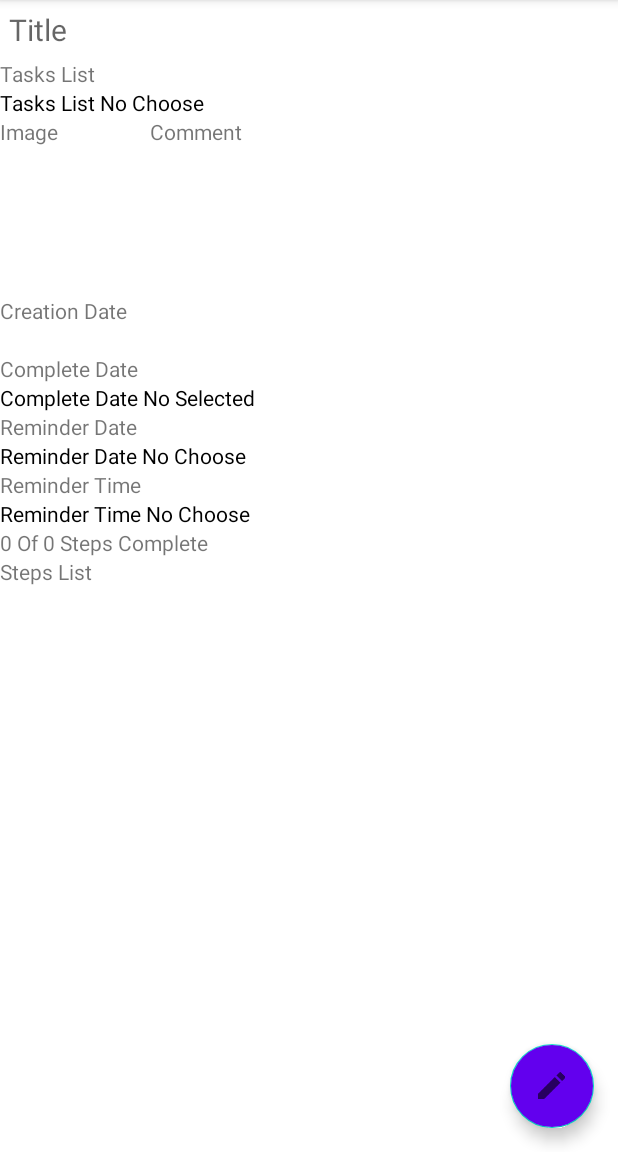
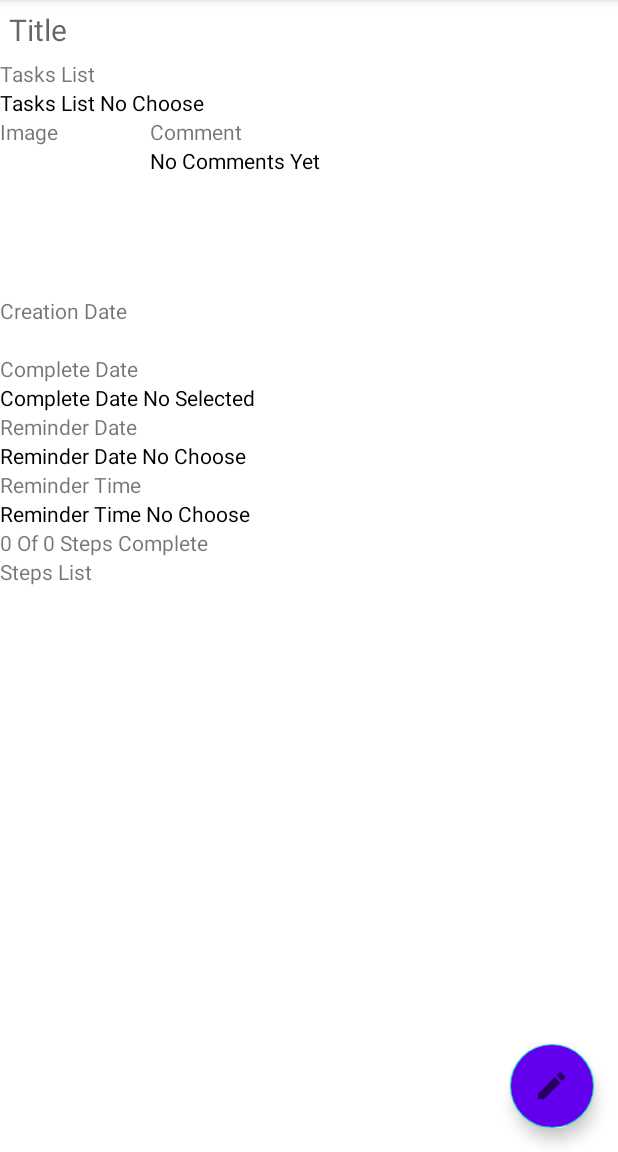
Before and after one commit to avkrivonogov/To-Do-List, an Android app: the SingleTaskActivity screen opened directly, with no data from a screen before it, on a phone screen of 412 x 824 dp, the part 84-1236 px from its top. Run offline under Robolectric (Android 15) with nearby library versions, the light colour scheme and no system bars; 2 statements that could not run were skipped.

Commit message:
Edit Activity and sort

```diff
--- a/app/src/main/java/com/htc/avkrivonogov/mynotes/PlannedActivity.java
+++ b/app/src/main/java/com/htc/avkrivonogov/mynotes/PlannedActivity.java
@@ -18,7 +18,6 @@ import com.htc.avkrivonogov.mynotes.data.TaskMethods;
 import com.htc.avkrivonogov.mynotes.models.Task;
 import java.util.ArrayList;
 import java.util.Collections;
-import java.util.Comparator;
 import java.util.List;
 
 /**
@@ -35,7 +34,6 @@ public class PlannedActivity extends AppCompatActivity {
   RecyclerView recyclerView;
   TaskAdapter taskAdapter;
   TaskAdapter.OnTaskClickListener taskClickListener;
-  SortCompleteDate sortCompleteDate;
 
   Toolbar toolbar;
 
@@ -79,16 +77,16 @@ public class PlannedActivity extends AppCompatActivity {
               title,
               description,
               image,
+              creation,
               completeDate,
               reminderDate,
               reminderTime,
-              creation,
               listTaskId,
               complete, completeStep);
       if (completeDate != null) {
         tasksList.add(task);
       }
-      tasksList.sort(sortCompleteDate);
+      Collections.sort(tasksList, new SortCompleteDate());
       taskAdapter = new TaskAdapter(this, taskClickListener, tasksList);
       recyclerView.setAdapter(taskAdapter);
     }
--- a/app/src/main/java/com/htc/avkrivonogov/mynotes/SingleTaskActivity.java
+++ b/app/src/main/java/com/htc/avkrivonogov/mynotes/SingleTaskActivity.java
@@ -167,7 +167,13 @@ public class SingleTaskActivity extends AppCompatActivity {
     } else {
       titleView.setPaintFlags(titleView.getPaintFlags() & ~Paint.STRIKE_THRU_TEXT_FLAG);
     }
-    descriptionView.setText(description);
+
+    String noComment = getString(R.string.no_comments_yet);
+    if (description != null) {
+      descriptionView.setText(description);
+    } else {
+      descriptionView.setText(noComment);
+    }
 
     String of = getString(R.string.of);
     String stepComplete = getString(R.string.step_complete);
--- a/app/src/main/java/com/htc/avkrivonogov/mynotes/TasksActivity.java
+++ b/app/src/main/java/com/htc/avkrivonogov/mynotes/TasksActivity.java
@@ -33,8 +33,6 @@ public class TasksActivity extends AppCompatActivity {
   TaskAdapter taskAdapter;
   TaskAdapter.OnTaskClickListener taskClickListener;
   RecyclerView recyclerView;
-
-  SortCreationDate sortCreationDate;
   Toolbar toolbar;
 
 
@@ -49,7 +47,6 @@ public class TasksActivity extends AppCompatActivity {
     recyclerView = findViewById(R.id.rv_tasks);
     taskClickListener = (task, position) -> {
       Intent intent = new Intent(getApplicationContext(), SingleTaskActivity.class);
-//      Collections.sort(tasksList);
       intent.putExtra("id", task.getId());
       intent.putExtra("previouslyActivity", "TasksActivity");
       startActivity(intent);
@@ -88,7 +85,7 @@ public class TasksActivity extends AppCompatActivity {
         tasksList.add(task);
       }
     }
-//    Collections.sort(tasksList, sortCreationDate);
+    Collections.sort(tasksList, new SortCreationDate());
     taskAdapter = new TaskAdapter(this, taskClickListener, tasksList);
     recyclerView.setAdapter(taskAdapter);
 
--- a/app/src/main/java/com/htc/avkrivonogov/mynotes/controllers/comparators/SortCompleteDate.java
+++ b/app/src/main/java/com/htc/avkrivonogov/mynotes/controllers/comparators/SortCompleteDate.java
@@ -7,7 +7,6 @@ import java.util.Comparator;
  * Сортировка по дате выполнения.
  */
 public class SortCompleteDate implements Comparator<Task> {
-  private boolean isSort;
 
   @Override
   public int compare(Task o1, Task o2) {
--- a/app/src/main/res/values/strings.xml
+++ b/app/src/main/res/values/strings.xml
@@ -49,4 +49,5 @@
     <string name="no_choose_reminder_date">Reminder Date No Choose</string>
     <string name="no_choose_reminder_time">Reminder Time No Choose</string>
     <string name="list_no_choose">Tasks List No Choose</string>
+    <string name="no_comments_yet">No Comments Yet</string>
 </resources>
```
Also changed, not shown: 2 other files.
